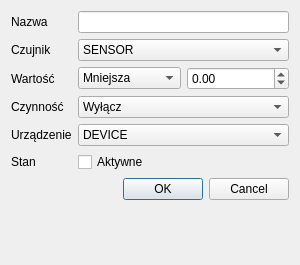
Qt form interface/eventdialog.ui (Kuszki/AVR-Sensors) before a commit.
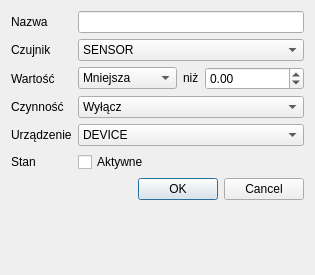
The same form after that commit. Icons and pictures are not drawn.

What changed in the file:
```diff
--- a/interface/eventdialog.ui
+++ b/interface/eventdialog.ui
@@ -6,16 +6,10 @@
    <rect>
     <x>0</x>
     <y>0</y>
-    <width>300</width>
-    <height>265</height>
+    <width>315</width>
+    <height>275</height>
    </rect>
   </property>
-  <property name="minimumSize">
-   <size>
-    <width>300</width>
-    <height>265</height>
-   </size>
-  </property>
   <property name="windowTitle">
    <string>Opcje zdarzenia</string>
   </property>
@@ -24,6 +18,9 @@
     <normaloff>:/icons/icon_options</normaloff>:/icons/icon_options</iconset>
   </property>
   <layout class="QFormLayout" name="formLayout">
+   <property name="fieldGrowthPolicy">
+    <enum>QFormLayout::AllNonFixedFieldsGrow</enum>
+   </property>
    <item row="0" column="0">
     <widget class="QLabel" name="labelName">
      <property name="text">
@@ -73,6 +70,19 @@
        </item>
       </widget>
      </item>
+     <item>
+      <widget class="QLabel" name="label">
+       <property name="sizePolicy">
+        <sizepolicy hsizetype="Fixed" vsizetype="Fixed">
+         <horstretch>0</horstretch>
+         <verstretch>0</verstretch>
+        </sizepolicy>
+       </property>
+       <property name="text">
+        <string>niż</string>
+       </property>
+      </widget>
+     </item>
      <item>
       <widget class="QDoubleSpinBox" name="Value">
        <property name="minimum">
```
